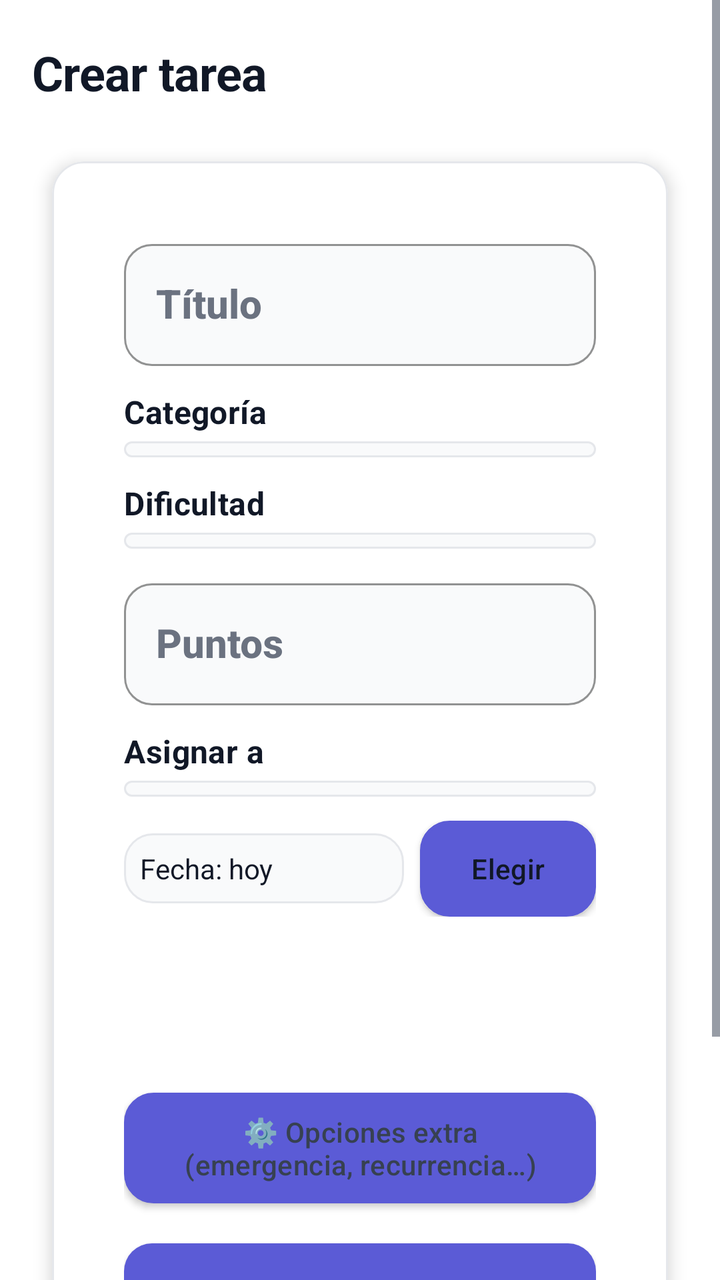
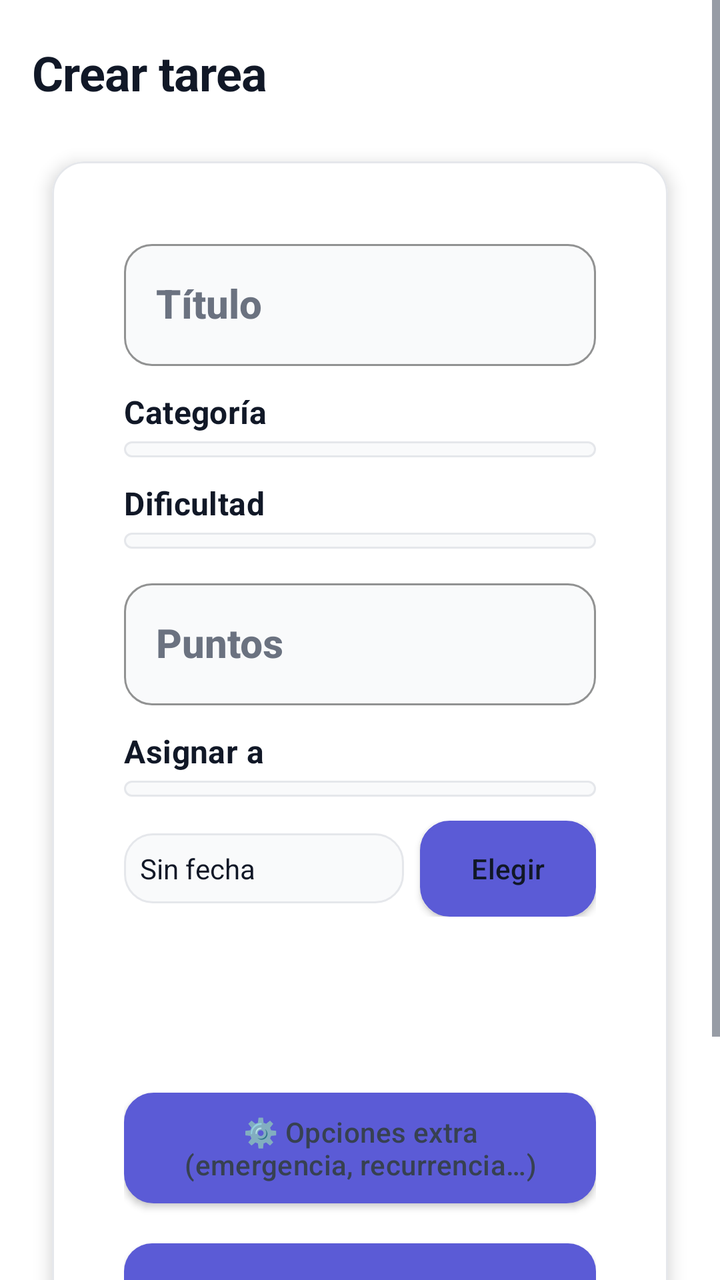

An Android layout rendered at two revisions. The XML below is the earlier revision; the diff shows what the commit changed to produce the second picture.
<!-- AndroidManifest.xml: application theme Theme.TFG -->
<!-- res/layout/fragment_tareas_crear.xml -->
<?xml version="1.0" encoding="utf-8"?>
<ScrollView xmlns:android="http://schemas.android.com/apk/res/android"
    xmlns:app="http://schemas.android.com/apk/res-auto"
    android:layout_width="match_parent"
    android:layout_height="match_parent"
    android:fillViewport="false"
    android:background="@color/fondo">

    <LinearLayout
        android:layout_width="match_parent"
        android:layout_height="wrap_content"
        android:orientation="vertical"
        android:paddingTop="20dp"
        android:paddingStart="16dp"
        android:paddingEnd="16dp"
        android:paddingBottom="72dp">

        <TextView
            android:id="@+id/tvTituloCrear"
            android:layout_width="match_parent"
            android:layout_height="wrap_content"
            android:text="@string/crear_tarea"
            android:textAppearance="@style/TextAppearance.TFG.Headline"
            android:textColor="@color/texto_principal"
            android:layout_marginBottom="@dimen/spacing_lg" />

        <com.google.android.material.card.MaterialCardView
            android:layout_width="match_parent"
            android:layout_height="wrap_content"
            app:cardCornerRadius="16dp"
            app:cardElevation="5dp"
            app:cardBackgroundColor="@color/white"
            app:strokeColor="@color/divisor"
            app:strokeWidth="1dp">

            <LinearLayout
                android:layout_width="match_parent"
                android:layout_height="wrap_content"
                android:orientation="vertical"
                android:padding="20dp" android:paddingBottom="76dp">

                
                <com.google.android.material.textfield.TextInputLayout
                    style="@style/Widget.TFG.TextInputLayout"
                    android:layout_width="match_parent"
                    android:layout_height="wrap_content"
                    android:hint="@string/titulo_hint">

                    <com.google.android.material.textfield.TextInputEditText
                        android:id="@+id/etTitulo"
                        android:layout_width="match_parent"
                        android:layout_height="wrap_content"
                        android:imeOptions="flagNoExtractUi"
                        android:inputType="text"
                        android:autofillHints="none"
                        android:textColor="@color/texto_principal"
                        android:textColorHint="@color/gris" />
                </com.google.android.material.textfield.TextInputLayout>

                
                <TextView
                    android:layout_width="wrap_content"
                    android:layout_height="wrap_content"
                    android:text="@string/categoria"
                    android:textAppearance="@style/TextAppearance.TFG.SubTitulo"
                    android:textColor="@color/texto_principal"
                    android:layout_marginTop="@dimen/spacing_md"
                    android:layout_marginBottom="@dimen/spacing_xs" />

                <Spinner
                    android:id="@+id/spCategoria"
                    android:layout_width="match_parent"
                    android:layout_height="wrap_content"
                    android:background="@drawable/bg_input_campo"
                    android:padding="4dp" />

                
                <TextView
                    android:layout_width="wrap_content"
                    android:layout_height="wrap_content"
                    android:text="@string/dificultad"
                    android:textAppearance="@style/TextAppearance.TFG.SubTitulo"
                    android:textColor="@color/texto_principal"
                    android:layout_marginTop="@dimen/spacing_md"
                    android:layout_marginBottom="@dimen/spacing_xs" />

                <Spinner
                    android:id="@+id/spDificultad"
                    android:layout_width="match_parent"
                    android:layout_height="wrap_content"
                    android:background="@drawable/bg_input_campo"
                    android:padding="4dp" />

                
                <com.google.android.material.textfield.TextInputLayout
                    android:id="@+id/tilPuntos"
                    style="@style/Widget.TFG.TextInputLayout"
                    android:layout_width="match_parent"
                    android:layout_height="wrap_content"
                    android:hint="@string/puntos_hint"
                    android:layout_marginTop="@dimen/spacing_md">

                    <com.google.android.material.textfield.TextInputEditText
                        android:id="@+id/etPuntos"
                        android:layout_width="match_parent"
                        android:layout_height="wrap_content"
                        android:inputType="number"
                        android:imeOptions="flagNoExtractUi"
                        android:autofillHints="none"
                        android:textColor="@color/texto_principal"
                        android:textColorHint="@color/gris" />
                </com.google.android.material.textfield.TextInputLayout>

                <TextView
                    android:id="@+id/tvPuntosFijos"
                    android:layout_width="wrap_content"
                    android:layout_height="wrap_content"
                    android:layout_marginTop="10dp"
                    android:text="@string/puntos_fijos_200"
                    android:textColor="@color/texto_secundario"
                    android:textSize="12sp"
                    android:visibility="gone" />

                
                <TextView
                    android:layout_width="wrap_content"
                    android:layout_height="wrap_content"
                    android:text="@string/asignar_a"
                    android:textAppearance="@style/TextAppearance.TFG.SubTitulo"
                    android:textColor="@color/texto_principal"
                    android:layout_marginTop="@dimen/spacing_md"
                    android:layout_marginBottom="@dimen/spacing_xs" />

                <Spinner
                    android:id="@+id/spAsignarA"
                    android:layout_width="match_parent"
                    android:layout_height="wrap_content"
                    android:background="@drawable/bg_input_campo"
                    android:padding="4dp" />

                
                <LinearLayout
                    android:id="@+id/llFecha"
                    android:layout_width="match_parent"
                    android:layout_height="wrap_content"
                    android:orientation="horizontal"
                    android:layout_marginTop="@dimen/spacing_md"
                    android:gravity="center_vertical" android:paddingBottom="76dp">

                    <TextView
                        android:id="@+id/tvFechaProgramada"
                        android:layout_width="0dp"
                        android:layout_height="wrap_content"
                        android:layout_weight="1"
                        android:text="@string/fecha_hoy"
                        android:padding="@dimen/spacing_sm"
                        android:textColor="@color/texto_principal"
                        android:background="@drawable/bg_input_campo" />

                    <com.google.android.material.button.MaterialButton
                        android:id="@+id/btnElegirFecha"
                        style="@style/Widget.TFG.Boton.Contorno"
                        android:layout_width="wrap_content"
                        android:layout_height="wrap_content"
                        android:layout_marginStart="@dimen/spacing_sm"
                        android:text="@string/elegir"
                        android:textAllCaps="false" />

                </LinearLayout>

                
                <com.google.android.material.button.MaterialButton
                    android:id="@+id/btnOpcionesExtra"
                    style="@style/Widget.TFG.Boton.Contorno"
                    android:layout_width="match_parent"
                    android:layout_height="wrap_content"
                    android:layout_marginTop="@dimen/spacing_md"
                    android:text="@string/opciones_extra"
                    android:textColor="@color/texto_secundario"
                    android:textAllCaps="false" />

                
                <com.google.android.material.button.MaterialButton
                    android:id="@+id/btnCrearTarea"
                    style="@style/Widget.TFG.Boton.Relleno"
                    android:layout_width="match_parent"
                    android:layout_height="wrap_content"
                    android:layout_marginTop="@dimen/spacing_xl"
                    android:text="@string/crear"
                    android:textAllCaps="false" />

            </LinearLayout>
        </com.google.android.material.card.MaterialCardView>

    </LinearLayout>

</ScrollView>
<!-- resources referenced by this layout -->
<resources>
  <color name="divisor">#E5E7EB</color>
  <color name="fondo">#FFFFFF</color>
  <color name="gris">#6B7280</color>
  <color name="texto_principal">#111827</color>
  <color name="texto_secundario">#374151</color>
  <color name="white">#FFFFFF</color>
  <dimen name="spacing_lg">16dp</dimen>
  <dimen name="spacing_md">12dp</dimen>
  <dimen name="spacing_sm">8dp</dimen>
  <dimen name="spacing_xl">20dp</dimen>
  <dimen name="spacing_xs">4dp</dimen>
  <string name="asignar_a">Asignar a</string>
  <string name="categoria">Categoría</string>
  <string name="crear">Crear</string>
  <string name="crear_tarea">Crear tarea</string>
  <string name="dificultad">Dificultad</string>
  <string name="elegir">Elegir</string>
  <string name="fecha_hoy">Fecha: hoy</string>
  <string name="opciones_extra">⚙️ Opciones extra (emergencia, recurrencia…)</string>
  <string name="puntos_fijos_200">Puntos fijos: 200 pts</string>
  <string name="puntos_hint">Puntos</string>
  <string name="titulo_hint">Título</string>
  <style name="TextAppearance.TFG.SubTitulo" parent="TextAppearance.MaterialComponents.Subtitle1">
          <item name="android:textColor">@color/texto_principal</item>
          <item name="android:textStyle">bold</item>
          <item name="android:textSize">16sp</item>
      </style>
  <style name="Widget.TFG.Boton.Contorno" parent="Widget.TFG.Boton.Base">
          <item name="android:background">@drawable/btn_outline_black</item>
          <item name="android:textColor">@color/texto_principal</item>
          <item name="cornerRadius">@dimen/corner_radius_md</item>
      </style>
  <style name="Widget.TFG.Boton.Relleno" parent="Widget.TFG.Boton.Base">
          <item name="android:background">@drawable/btn_filled_black</item>
          <item name="android:textColor">@color/on_acento</item>
          <item name="cornerRadius">@dimen/corner_radius_md</item>
      </style>
  <style name="Theme.TFG" parent="Tema.TFG.Moderno" />
  <color name="superficie_variant">#F9FAFB</color>
  <style name="Widget.TFG.Boton.Base" parent="Widget.MaterialComponents.Button">
          <item name="android:textAllCaps">false</item>
          <item name="android:minHeight">@dimen/button_min_height</item>
          <item name="android:textSize">14sp</item>
          <item name="android:letterSpacing">0.01</item>
      </style>
  <dimen name="corner_radius_md">14dp</dimen>
  <color name="on_acento">#FFFFFF</color>
  <color name="primario">#5B5BD6</color>
  <dimen name="stroke_thin">1dp</dimen>
  <dimen name="stroke_normal">1.5dp</dimen>
  <color name="texto_deshabilitado">#6B7280</color>
  <dimen name="button_min_height">48dp</dimen>
  <color name="brand_100">#E8E8FA</color>
  <color name="superficie">#FFFFFF</color>
  <color name="brand_600">#3D3D99</color>
  <color name="primario_variant">#3D3D99</color>
  <style name="TextAppearance.TFG.Cuerpo" parent="TextAppearance.MaterialComponents.Body1">
          <item name="android:textColor">@color/texto_secundario</item>
          <item name="android:textSize">14sp</item>
          <item name="android:lineSpacingMultiplier">1.2</item>
      </style>
  <style name="TextAppearance.TFG.Titulo" parent="TextAppearance.MaterialComponents.Headline6">
          <item name="android:textColor">@color/texto_principal</item>
          <item name="android:textStyle">bold</item>
          <item name="android:textSize">20sp</item>
          <item name="android:letterSpacing">0</item>
      </style>
  <style name="TextAppearance.TFG.Label" parent="TextAppearance.MaterialComponents.Caption">
          <item name="android:textColor">@color/texto_deshabilitado</item>
          <item name="android:textSize">12sp</item>
          <item name="android:letterSpacing">0.03</item>
      </style>
  <dimen name="corner_radius_xl">20dp</dimen>
  <dimen name="elevation_default">1dp</dimen>
  <style name="TextAppearance.TFG.NavLabel" parent="TextAppearance.MaterialComponents.Caption">
          <item name="android:textSize">11sp</item>
          <item name="android:letterSpacing">0.02</item>
      </style>
  <!-- unchanged entries left out for length: 9 -->
</resources>

<!-- the commit's change to res/layout/fragment_tareas_crear.xml (unified diff, before → after) -->
@@ -152,7 +152,7 @@
                         android:layout_width="0dp"
                         android:layout_height="wrap_content"
                         android:layout_weight="1"
-                        android:text="@string/fecha_hoy"
+                        android:text="@string/sin_fecha"
                         android:padding="@dimen/spacing_sm"
                         android:textColor="@color/texto_principal"
                         android:background="@drawable/bg_input_campo" />
<!-- resource entries referenced after the edit -->
@@ -17,10 +17,10 @@
   <string name="crear_tarea">Crear tarea</string>
   <string name="dificultad">Dificultad</string>
   <string name="elegir">Elegir</string>
-  <string name="fecha_hoy">Fecha: hoy</string>
   <string name="opciones_extra">⚙️ Opciones extra (emergencia, recurrencia…)</string>
   <string name="puntos_fijos_200">Puntos fijos: 200 pts</string>
   <string name="puntos_hint">Puntos</string>
+  <string name="sin_fecha">Sin fecha</string>
   <string name="titulo_hint">Título</string>
   <style name="TextAppearance.TFG.SubTitulo" parent="TextAppearance.MaterialComponents.Subtitle1">
           <item name="android:textColor">@color/texto_principal</item>
